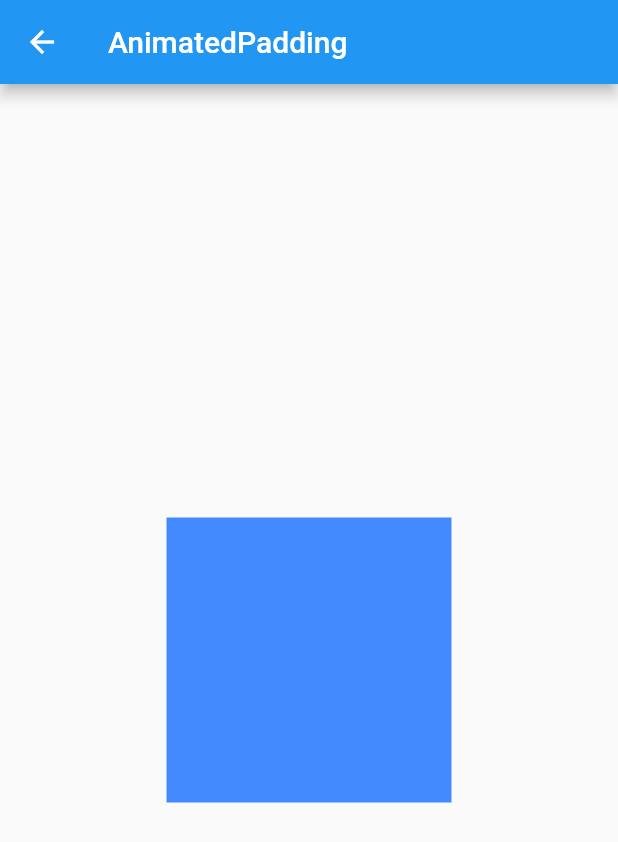
After one commit to aharenchi/fultter-animation_list, a Flutter app: the screen it shows after launch, after a tap on "AnimatedPadding", on a phone screen of 412 x 824 dp. The commit adds this screen. Shown: the top 842 px of the screen. Run offline on Flutter 3.47's test engine with Material 2 defaults, Android fonts, the light colour scheme and no system bars.

Commit message:
[add]AnimatedPaddingを追加

```diff
--- a/lib/main.dart
+++ b/lib/main.dart
@@ -1,5 +1,6 @@
 import 'package:flutter/material.dart';
 import 'package:animation_list/view/page/animated_align.dart';
+import 'package:animation_list/view/page/animated_padding.dart';
 import 'package:animation_list/view/page/index.dart';
 
 void main() => runApp(MyApp());
@@ -11,6 +12,7 @@ class MyApp extends StatelessWidget {
     return MaterialApp(title: 'Flutter Demo', routes: {
       '/': (context) => IndexPage(),
       '/animated_align': (context) => AnimatedAlignPage(),
+      '/animated_padding': (context) => AnimatedPaddingPage(),
     });
   }
 }
--- /dev/null
+++ b/lib/view/page/animated_padding.dart
@@ -0,0 +1,42 @@
+import 'package:flutter/material.dart';
+import 'dart:async';
+
+class AnimatedPaddingPage extends StatefulWidget {
+  @override
+  _AnimatedPaddingPageState createState() => _AnimatedPaddingPageState();
+}
+
+class _AnimatedPaddingPageState extends State<AnimatedPaddingPage> {
+  double _padding = 100;
+
+  @override
+  void initState() {
+    Timer.periodic(
+      Duration(seconds: 1),
+      _onTimer,
+    );
+    super.initState();
+  }
+
+  void _onTimer(Timer timer) {
+    setState(() => _padding = 0);
+  }
+
+  Widget build(BuildContext context) {
+    return Scaffold(
+      appBar: AppBar(
+        title: const Text('AnimatedPadding'),
+      ),
+      body: Center(
+        child: Container(
+          color: Colors.blueAccent,
+          child: AnimatedPadding(
+            padding: EdgeInsets.all(_padding),
+            duration: Duration(seconds: 2),
+            curve: Curves.linear,
+          ),
+        ),
+      ),
+    );
+  }
+}
--- a/lib/view/page/index.dart
+++ b/lib/view/page/index.dart
@@ -18,7 +18,14 @@ class _IndexState extends State<IndexPage> {
               },
             ),
           ),
-          Card()
+          Card(
+            child: ListTile(
+              title: Text('AnimatedPadding'),
+              onTap: () {
+                Navigator.of(context).pushNamed('/animated_padding');
+              },
+            ),
+          )
         ],
       ),
     );
```
